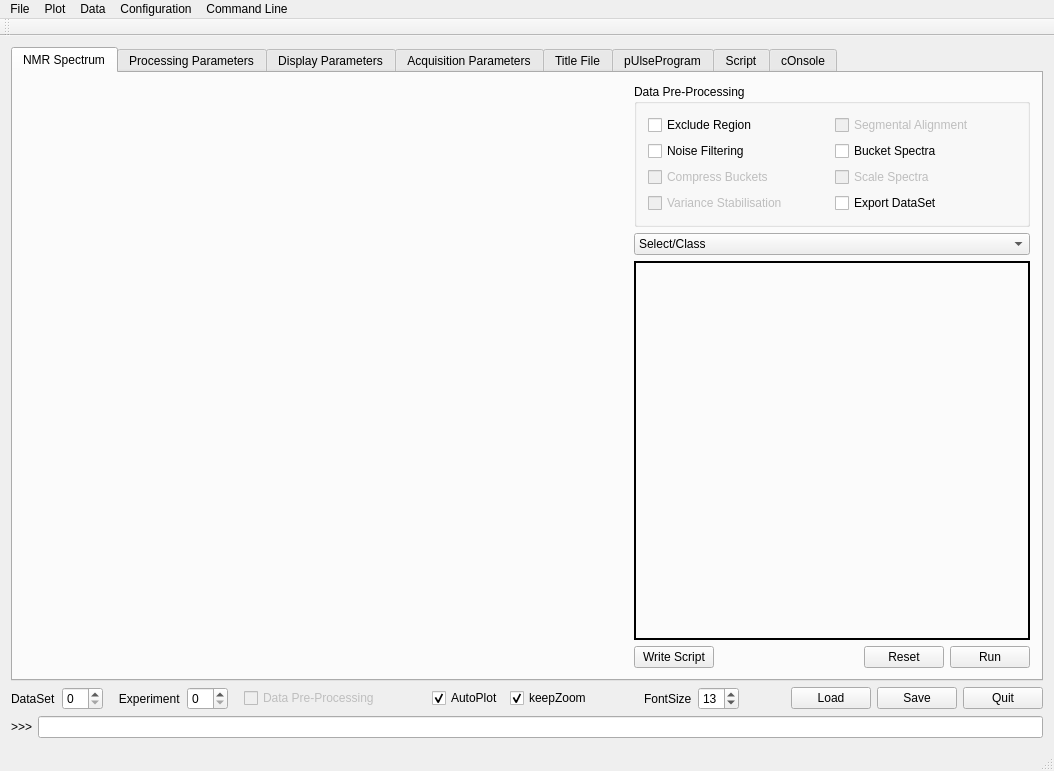
Above: metabolabpy/ui/metabolabpy_mainwindow.ui from ludwigc/metabolabpy before the change. Below: the same form after it.
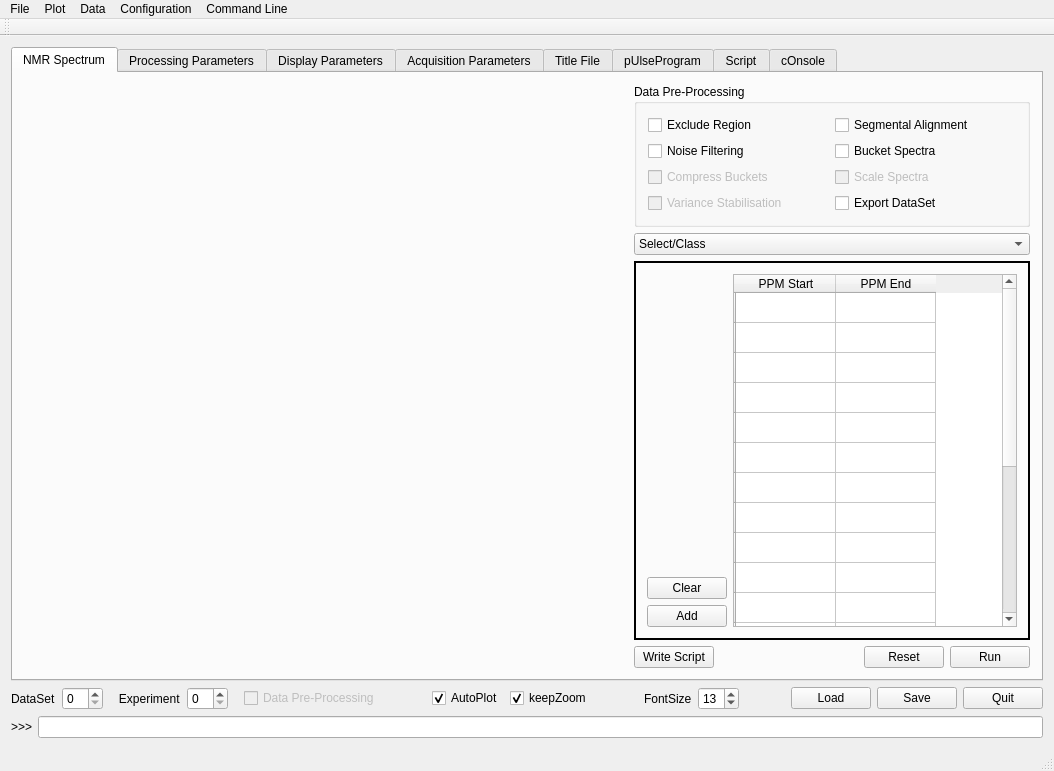
That is the form after the change. The open tabs and pages were chosen to show the change. Custom widgets are drawn as their Qt base class.

```diff
--- a/metabolabpy/ui/metabolabpy_mainwindow.ui
+++ b/metabolabpy/ui/metabolabpy_mainwindow.ui
@@ -262,7 +262,7 @@
                <item>
                 <widget class="QCheckBox" name="segmentalAlignment">
                  <property name="enabled">
-                  <bool>false</bool>
+                  <bool>true</bool>
                  </property>
                  <property name="text">
                   <string>Segmental Alignment</string>
@@ -589,7 +589,155 @@
               </item>
              </layout>
             </widget>
-            <widget class="QWidget" name="segmentalAlignmentTab"/>
+            <widget class="QWidget" name="segmentalAlignmentTab">
+             <layout class="QGridLayout" name="gridLayout_17">
+              <item row="0" column="0">
+               <layout class="QVBoxLayout" name="verticalLayout_19">
+                <item>
+                 <spacer name="verticalSpacer_8">
+                  <property name="orientation">
+                   <enum>Qt::Vertical</enum>
+                  </property>
+                  <property name="sizeHint" stdset="0">
+                   <size>
+                    <width>20</width>
+                    <height>40</height>
+                   </size>
+                  </property>
+                 </spacer>
+                </item>
+                <item>
+                 <widget class="QPushButton" name="segAlignClearButton">
+                  <property name="text">
+                   <string>Clear</string>
+                  </property>
+                 </widget>
+                </item>
+                <item>
+                 <widget class="QPushButton" name="segAlignAddButton">
+                  <property name="text">
+                   <string>Add</string>
+                  </property>
+                 </widget>
+                </item>
+               </layout>
+              </item>
+              <item row="0" column="1">
+               <widget class="QTableWidget" name="segAlignTW">
+                <row>
+                 <property name="text">
+                  <string/>
+                 </property>
+                </row>
+                <row>
+                 <property name="text">
+                  <string/>
+                 </property>
+                </row>
+                <row>
+                 <property name="text">
+                  <string/>
+                 </property>
+                </row>
+                <row>
+                 <property name="text">
+                  <string/>
+                 </property>
+                </row>
+                <row>
+                 <property name="text">
+                  <string/>
+                 </property>
+                </row>
+                <row>
+                 <property name="text">
+                  <string/>
+                 </property>
+                </row>
+                <row>
+                 <property name="text">
+                  <string/>
+                 </property>
+                </row>
+                <row>
+                 <property name="text">
+                  <string/>
+                 </property>
+                </row>
+                <row>
+                 <property name="text">
+                  <string/>
+                 </property>
+                </row>
+                <row>
+                 <property name="text">
+                  <string/>
+                 </property>
+                </row>
+                <row>
+                 <property name="text">
+                  <string/>
+                 </property>
+                </row>
+                <row>
+                 <property name="text">
+                  <string/>
+                 </property>
+                </row>
+                <row>
+                 <property name="text">
+                  <string/>
+                 </property>
+                </row>
+                <row>
+                 <property name="text">
+                  <string/>
+                 </property>
+                </row>
+                <row>
+                 <property name="text">
+                  <string/>
+                 </property>
+                </row>
+                <row>
+                 <property name="text">
+                  <string/>
+                 </property>
+                </row>
+                <row>
+                 <property name="text">
+                  <string/>
+                 </property>
+                </row>
+                <row>
+                 <property name="text">
+                  <string/>
+                 </property>
+                </row>
+                <row>
+                 <property name="text">
+                  <string/>
+                 </property>
+                </row>
+                <row>
+                 <property name="text">
+                  <string/>
+                 </property>
+                </row>
+                <column>
+                 <property name="text">
+                  <string>PPM Start</string>
+                 </property>
+                </column>
+                <column>
+                 <property name="text">
+                  <string>PPM End</string>
+                 </property>
+                </column>
+               </widget>
+              </item>
+             </layout>
+            </widget>
             <widget class="QWidget" name="noiseFilteringTab">
              <layout class="QGridLayout" name="gridLayout_15">
               <item row="0" column="0">
```
